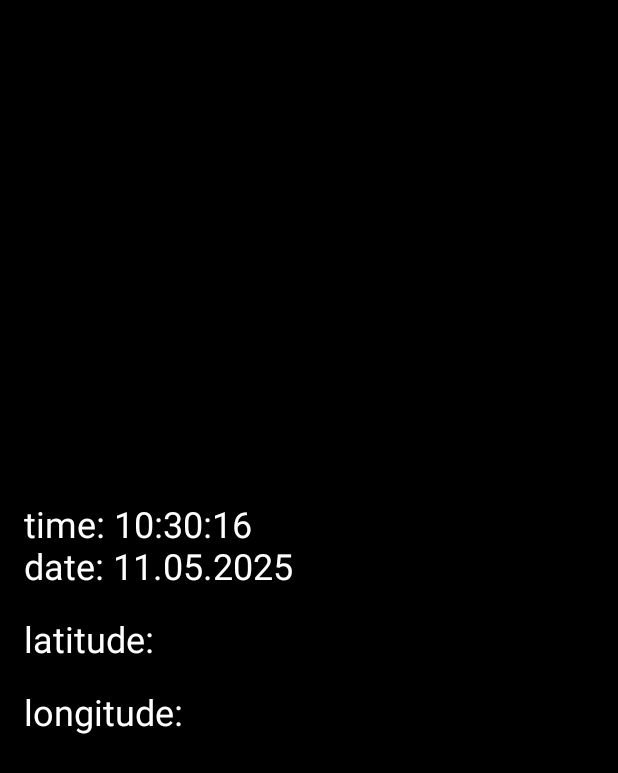
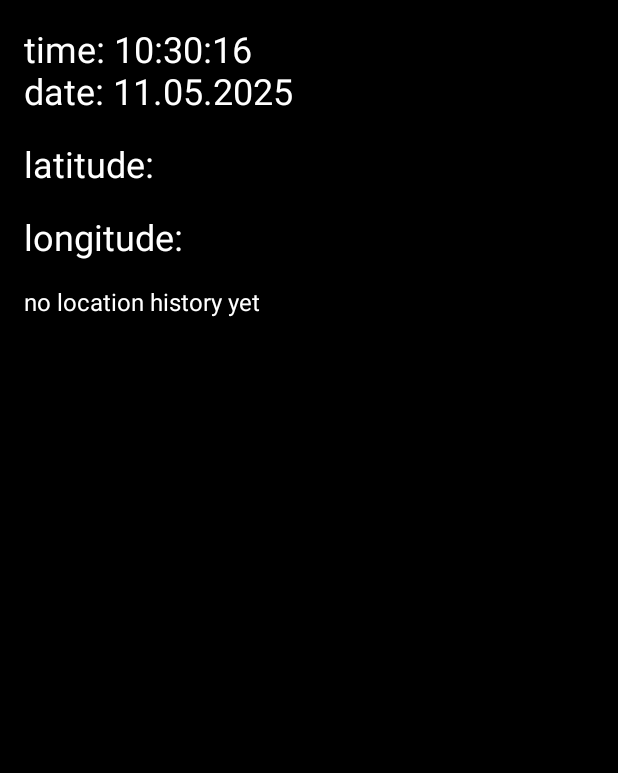
Before and after one commit to shar1mo/android, an Android app: the GpsActivity screen opened directly, with no data from a screen before it, on a phone screen of 412 x 824 dp. Shown: the top 773 px of the screen. Run offline under Robolectric (Android 15) with nearby library versions, the light colour scheme and no system bars; 1 statement that could not run was skipped.

Commit message:
loading in json/location update

```diff
--- a/app/build.gradle.kts
+++ b/app/build.gradle.kts
@@ -37,7 +37,7 @@ android {
 
 dependencies {
     implementation("net.objecthunter:exp4j:0.4.8")
-    implementation("com.google.android.gms:play-services-location:21.2.0")
+    implementation("com.google.android.gms:play-services-location:17.1.0")
     implementation(libs.androidx.core.ktx)
     implementation(libs.androidx.appcompat)
     implementation(libs.material)
--- a/app/src/main/AndroidManifest.xml
+++ b/app/src/main/AndroidManifest.xml
@@ -5,6 +5,7 @@
     <uses-permission android:name="android.permission.ACCESS_FINE_LOCATION" />
     <uses-permission android:name="android.permission.ACCESS_COARSE_LOCATION" />
     <uses-permission android:name="android.permission.READ_EXTERNAL_STORAGE" />
+    <uses-permission android:name="android.permission.WRITE_EXTERNAL_STORAGE" />
 
     <application
         android:allowBackup="true"
--- a/app/src/main/java/com/example/myandroidapp/gps.kt
+++ b/app/src/main/java/com/example/myandroidapp/gps.kt
@@ -7,23 +7,33 @@ import android.content.pm.PackageManager
 import android.location.Location
 import android.location.LocationManager
 import android.os.Bundle
+import android.os.Handler
+import android.os.Looper
 import android.provider.Settings
+import android.util.Log
 import android.widget.TextView
 import android.widget.Toast
 import androidx.appcompat.app.AppCompatActivity
 import androidx.core.app.ActivityCompat
-import androidx.core.content.ContextCompat
 import com.google.android.gms.location.FusedLocationProviderClient
 import com.google.android.gms.location.LocationServices
+import org.json.JSONArray
+import org.json.JSONObject
+import java.io.File
 import java.text.SimpleDateFormat
 import java.util.*
 
 class GpsActivity : AppCompatActivity() {
 
+    private val LOG_TAG = "GPS_ACTIVITY"
     private lateinit var tvLongitude: TextView
     private lateinit var tvLatitude: TextView
     private lateinit var tvTime: TextView
+    private lateinit var tvHistory: TextView
     private lateinit var fusedLocationClient: FusedLocationProviderClient
+    private lateinit var handler: Handler
+    private val updateInterval = 3 * 60 * 1000L
+    private val gpsHistoryFile = "gps_history.json"
 
     companion object {
         private const val LOCATION_PERMISSION_REQUEST_CODE = 100
@@ -36,14 +46,30 @@ class GpsActivity : AppCompatActivity() {
         tvTime = findViewById(R.id.gpsTime)
         tvLongitude = findViewById(R.id.gpsLongitude)
         tvLatitude = findViewById(R.id.gpsLatitude)
+        tvHistory = findViewById(R.id.gpsHistory)
         fusedLocationClient = LocationServices.getFusedLocationProviderClient(this)
+        handler = Handler(Looper.getMainLooper())
+
         updateTime()
+        loadHistory()
     }
 
     override fun onResume() {
         super.onResume()
         getCurrentLocation()
-        updateTime()
+        handler.postDelayed(locationUpdateRunnable, updateInterval)
+    }
+
+    override fun onPause() {
+        super.onPause()
+        handler.removeCallbacks(locationUpdateRunnable)
+    }
+
+    private val locationUpdateRunnable = object : Runnable {
+        override fun run() {
+            getCurrentLocation()
+            handler.postDelayed(this, updateInterval)
+        }
     }
 
     private fun updateTime() {
@@ -55,32 +81,113 @@ class GpsActivity : AppCompatActivity() {
     }
 
     private fun getCurrentLocation() {
-        when {
-            hasLocationPermission() -> {
+        if (checkPermissions()) {
             if (isLocationEnabled()) {
                 fetchLocation()
             } else {
-                    showToast("please enable location services")
+                Log.w(LOG_TAG, "location services disabled")
+                Toast.makeText(applicationContext, "please enable location services", Toast.LENGTH_SHORT).show()
                 openLocationSettings()
             }
+        } else {
+            Log.w(LOG_TAG, "location permission not granted")
+            requestPermissions()
         }
-            else -> {
-                requestLocationPermission()
+    }
+
+    private fun fetchLocation() {
+        if (ActivityCompat.checkSelfPermission(
+                this,
+                Manifest.permission.ACCESS_FINE_LOCATION
+            ) != PackageManager.PERMISSION_GRANTED && ActivityCompat.checkSelfPermission(
+                this,
+                Manifest.permission.ACCESS_COARSE_LOCATION
+            ) != PackageManager.PERMISSION_GRANTED
+        ) {
+            return
+        }
+
+        fusedLocationClient.lastLocation.addOnCompleteListener(this) { task ->
+            val location: Location? = task.result
+            if (location == null) {
+                Toast.makeText(applicationContext, "unable to get current location", Toast.LENGTH_SHORT).show()
+            } else {
+                updateTime()
+                val latitude = location.latitude
+                val longitude = location.longitude
+                tvLatitude.text = "latitude: %.6f".format(latitude)
+                tvLongitude.text = "longitude: %.6f".format(longitude)
+
+                saveLocationToHistory(latitude, longitude)
+                loadHistory()
             }
         }
     }
 
-    private fun hasLocationPermission(): Boolean {
-        return ContextCompat.checkSelfPermission(
+    private fun saveLocationToHistory(latitude: Double, longitude: Double) {
+        try {
+            val timeFormat = SimpleDateFormat("HH:mm:ss", Locale.getDefault())
+            val dateFormat = SimpleDateFormat("dd.MM.yyyy", Locale.getDefault())
+            val currentTime = timeFormat.format(Date())
+            val currentDate = dateFormat.format(Date())
+
+            val locationData = JSONObject().apply {
+                put("date", currentDate)
+                put("time", currentTime)
+                put("latitude", latitude)
+                put("longitude", longitude)
+            }
+
+            val file = File(filesDir, gpsHistoryFile)
+            val jsonArray = if (file.exists()) {
+                JSONArray(file.readText())
+            } else {
+                JSONArray()
+            }
+
+            jsonArray.put(locationData)
+            file.writeText(jsonArray.toString())
+        } catch (e: Exception) {
+            Log.e(LOG_TAG, "error saving location history: ${e.localizedMessage}")
+        }
+    }
+
+    private fun loadHistory() {
+        try {
+            val file = File(filesDir, gpsHistoryFile)
+            if (file.exists()) {
+                val jsonArray = JSONArray(file.readText())
+                val historyString = StringBuilder("gps.json:\n\n")
+
+                for (i in 0 until jsonArray.length()) {
+                    val item = jsonArray.getJSONObject(i)
+                    historyString.append("date: ${item.getString("date")}\n")
+                    historyString.append("time: ${item.getString("time")}\n")
+                    historyString.append("latitude: ${item.getDouble("latitude")}\n")
+                    historyString.append("longitude: ${item.getDouble("longitude")}\n\n")
+                }
+
+                tvHistory.text = historyString.toString()
+            } else {
+                tvHistory.text = "no location history yet"
+            }
+        } catch (e: Exception) {
+            Log.e(LOG_TAG, "error loading location history: ${e.localizedMessage}")
+            tvHistory.text = "error loading history"
+        }
+    }
+
+    private fun checkPermissions(): Boolean {
+        return ActivityCompat.checkSelfPermission(
             this,
             Manifest.permission.ACCESS_FINE_LOCATION
-        ) == PackageManager.PERMISSION_GRANTED || ContextCompat.checkSelfPermission(
+        ) == PackageManager.PERMISSION_GRANTED && ActivityCompat.checkSelfPermission(
             this,
             Manifest.permission.ACCESS_COARSE_LOCATION
         ) == PackageManager.PERMISSION_GRANTED
     }
 
-    private fun requestLocationPermission() {
+    private fun requestPermissions() {
         ActivityCompat.requestPermissions(
             this,
             arrayOf(
@@ -97,37 +204,8 @@ class GpsActivity : AppCompatActivity() {
                 locationManager.isProviderEnabled(LocationManager.NETWORK_PROVIDER)
     }
 
-    private fun fetchLocation() {
-        if (ActivityCompat.checkSelfPermission(
-                this,
-                Manifest.permission.ACCESS_FINE_LOCATION
-            ) != PackageManager.PERMISSION_GRANTED && ActivityCompat.checkSelfPermission(
-                this,
-                Manifest.permission.ACCESS_COARSE_LOCATION
-            ) != PackageManager.PERMISSION_GRANTED
-        ) {
-            return
-        }
-
-        fusedLocationClient.lastLocation
-            .addOnSuccessListener { location: Location? ->
-                location?.let {
-                    updateTime()
-                    tvLatitude.text = "latitude: %.6f".format(it.latitude)
-                    tvLongitude.text = "longitude: %.6f".format(it.longitude)
-                } ?: showToast("Unable to get current location")
-            }
-            .addOnFailureListener { e ->
-                showToast("location error: ${e.localizedMessage}")
-            }
-    }
-
     private fun openLocationSettings() {
         startActivity(Intent(Settings.ACTION_LOCATION_SOURCE_SETTINGS))
-    }
-
-    private fun showToast(message: String) {
-        Toast.makeText(this, message, Toast.LENGTH_SHORT).show()
     }
 
     override fun onRequestPermissionsResult(
@@ -136,14 +214,12 @@ class GpsActivity : AppCompatActivity() {
         grantResults: IntArray
     ) {
         super.onRequestPermissionsResult(requestCode, permissions, grantResults)
-        when (requestCode) {
-            LOCATION_PERMISSION_REQUEST_CODE -> {
+        if (requestCode == LOCATION_PERMISSION_REQUEST_CODE) {
             if (grantResults.isNotEmpty() && grantResults[0] == PackageManager.PERMISSION_GRANTED) {
                 getCurrentLocation()
             } else {
-                    showToast("location permission denied")
+                Toast.makeText(applicationContext, "location permission denied", Toast.LENGTH_SHORT).show()
             }
         }
     }
 }
-}
--- a/app/src/main/res/layout/activity_gps.xml
+++ b/app/src/main/res/layout/activity_gps.xml
@@ -35,6 +35,20 @@
         android:layout_height="wrap_content"
         android:text="longitude: "
         android:textSize="24sp"
-        android:textColor="@color/white"/>
+        android:textColor="@color/white"
+        android:layout_marginBottom="16dp"/>
+
+    <ScrollView
+        android:layout_width="match_parent"
+        android:layout_height="match_parent"
+        android:layout_weight="1">
+
+        <TextView
+            android:id="@+id/gpsHistory"
+            android:layout_width="match_parent"
+            android:layout_height="wrap_content"
+            android:textColor="@color/white"
+            android:textSize="16sp"/>
+    </ScrollView>
 
 </LinearLayout>
```
Lines whose indentation alone changed are shown as unchanged.
